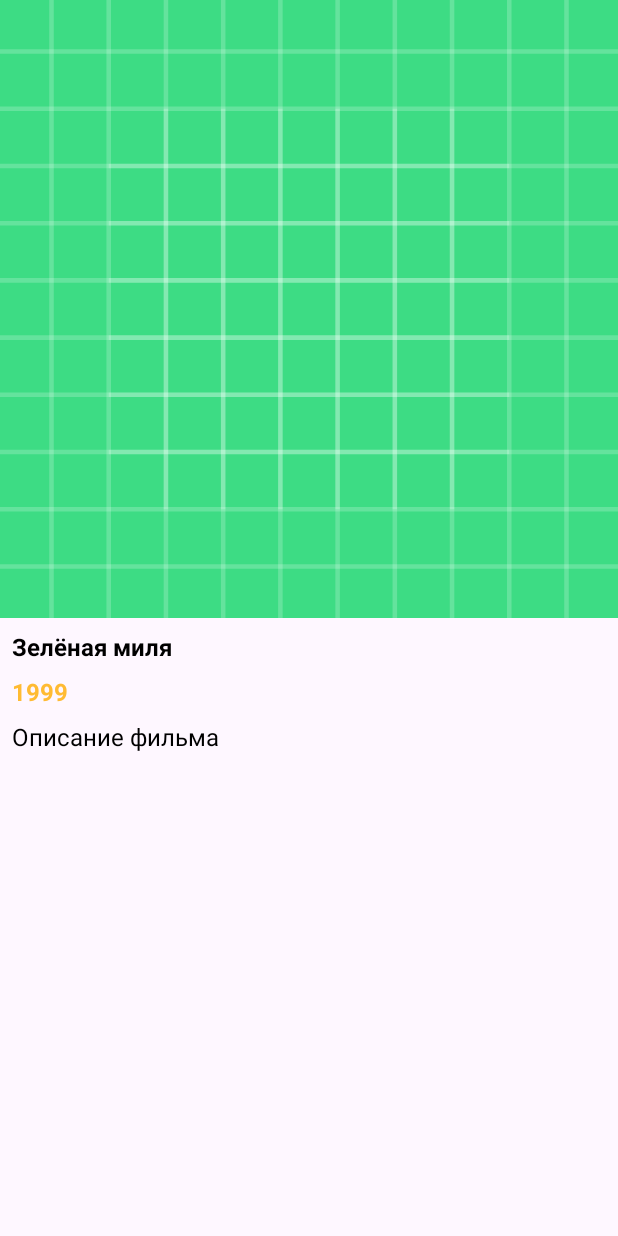
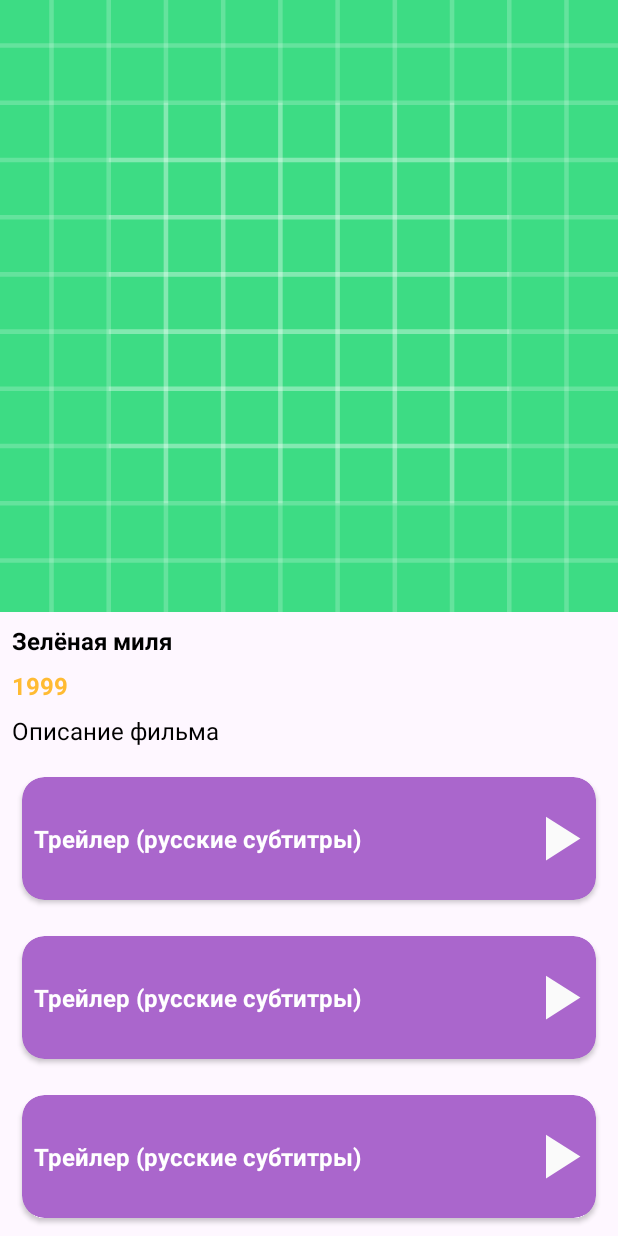
Before and after one commit to AlyonaRulezzz/Movies-Java, an Android app: the layout activity_movie_detail.xml on its own in the app's theme, with its tools: preview values and no code run, on a phone screen of 412 x 824 dp. Run offline under Robolectric (Android 15) with nearby library versions, the light colour scheme and no system bars; network calls fail.

Commit message:
added TrailersAdapter

```diff
--- /dev/null
+++ b/app/src/main/res/drawable/baseline_play_arrow_24.xml
@@ -0,0 +1,5 @@
+<vector android:height="24dp" android:tint="#FAFAFA"
+    android:viewportHeight="24" android:viewportWidth="24"
+    android:width="24dp" xmlns:android="http://schemas.android.com/apk/res/android">
+    <path android:fillColor="@android:color/white" android:pathData="M8,5v14l11,-7z"/>
+</vector>
--- a/app/src/main/res/layout/activity_movie_detail.xml
+++ b/app/src/main/res/layout/activity_movie_detail.xml
@@ -1,5 +1,5 @@
 <?xml version="1.0" encoding="utf-8"?>
-<ScrollView
+<androidx.core.widget.NestedScrollView
     xmlns:android="http://schemas.android.com/apk/res/android"
     xmlns:app="http://schemas.android.com/apk/res-auto"
     xmlns:tools="http://schemas.android.com/tools"
@@ -55,6 +55,15 @@
             app:layout_constraintTop_toBottomOf="@+id/tvYear"
             app:layout_constraintStart_toStartOf="parent"/>
 
+        <androidx.recyclerview.widget.RecyclerView
+            android:id="@+id/trailersRecyclerView"
+            android:layout_width="match_parent"
+            android:layout_height="wrap_content"
+            android:layout_margin="8dp"
+            tools:listitem="@layout/rv_trailer_item_layout"
+            android:nestedScrollingEnabled="false"
+            app:layout_constraintTop_toBottomOf="@id/tvDescription"/>
+
     </androidx.constraintlayout.widget.ConstraintLayout>
 
-</ScrollView>
+</androidx.core.widget.NestedScrollView>
--- /dev/null
+++ b/app/src/main/res/layout/rv_trailer_item_layout.xml
@@ -0,0 +1,37 @@
+<?xml version="1.0" encoding="utf-8"?>
+<androidx.cardview.widget.CardView xmlns:android="http://schemas.android.com/apk/res/android"
+    android:layout_width="match_parent"
+    android:layout_height="wrap_content"
+    xmlns:tools="http://schemas.android.com/tools"
+    xmlns:app="http://schemas.android.com/apk/res-auto"
+    app:cardBackgroundColor="@android:color/holo_purple"
+    app:cardCornerRadius="15dp"
+    app:cardUseCompatPadding="true"
+    android:layout_marginVertical="4dp">
+
+    <LinearLayout
+        android:layout_width="match_parent"
+        android:layout_height="wrap_content"
+        android:gravity="center">
+
+        <TextView
+            android:id="@+id/tvTrailerTitle"
+            android:layout_width="0dp"
+            android:layout_height="wrap_content"
+            android:layout_marginHorizontal="8dp"
+            android:layout_marginVertical="16dp"
+            tools:text="Трейлер (русские субтитры)"
+            android:textSize="16sp"
+            android:textColor="@color/white"
+            android:textStyle="bold"
+            android:layout_weight="1"/>
+
+        <ImageView
+            android:layout_width="50dp"
+            android:layout_height="50dp"
+            android:layout_marginVertical="16dp"
+            android:src="@drawable/baseline_play_arrow_24"/>
+
+    </LinearLayout>
+
+</androidx.cardview.widget.CardView>
```
Also changed, not shown: app/src/main/java/com/example/moviesjava/MovieDetailActivity.java (+10 -0 lines), app/src/main/java/com/example/moviesjava/TrailersAdapter.java (added, +47 -0 lines).
